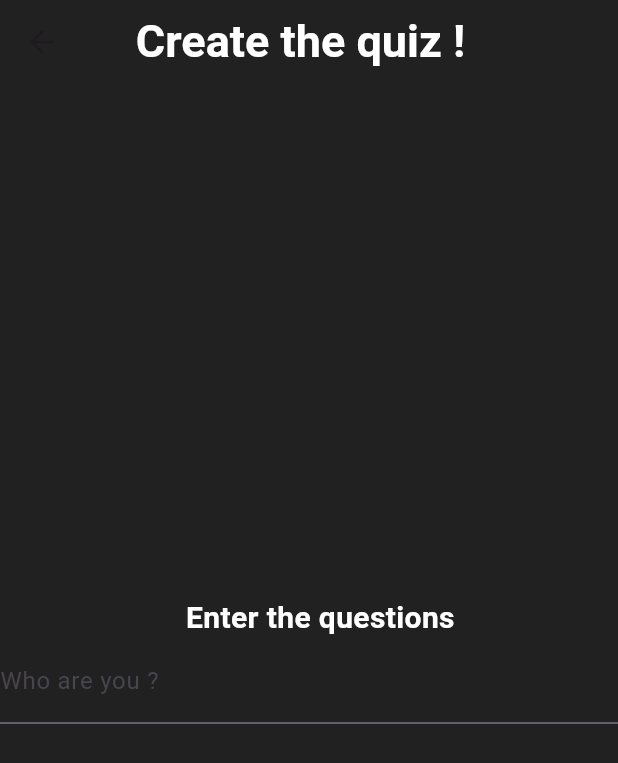
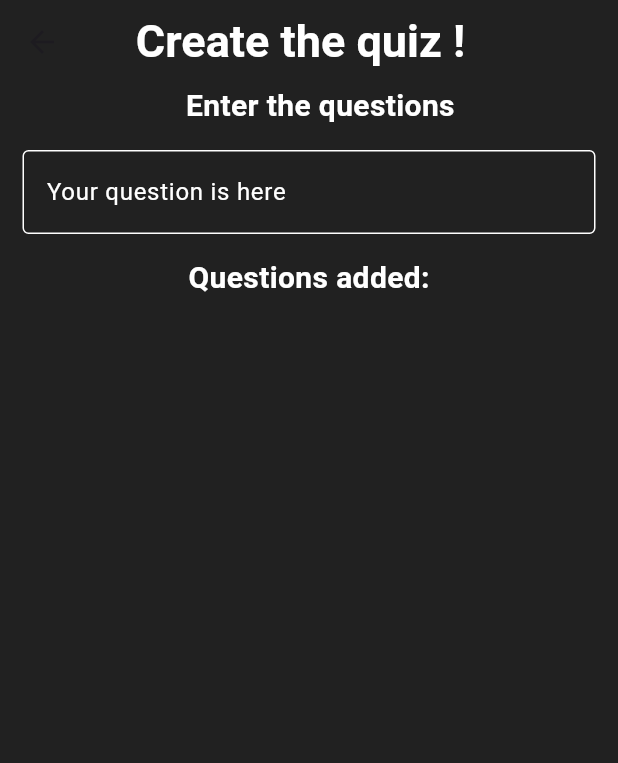
Before and after one commit to tienluan02/quizzler, a Flutter app: the CreateQuestion screen opened directly, on a phone screen of 412 x 824 dp. Shown: the top 763 px of the screen. Run offline on Flutter 3.47's test engine with Material 3 defaults, Android fonts, the phone set to English and light mode, and no system bars.

Commit message:
add questions to a list

```diff
--- a/quizzlerapp/lib/main.dart
+++ b/quizzlerapp/lib/main.dart
@@ -105,9 +105,7 @@ class CreateQuestion extends StatefulWidget {
 class _CreateQuestionState extends State<CreateQuestion> {
 
   TextEditingController _questionController = TextEditingController();
-  List<String> questionstore = [
-
-  ];
+  List<String> questionstore = [];
   @override
   Widget build(BuildContext context) {
     return Scaffold(
@@ -141,9 +139,51 @@ class _CreateQuestionState extends State<CreateQuestion> {
                 )
             ),
           ),
-          TextField(
-            controller: _questionController,
-            decoration: const InputDecoration(labelText: 'Who are you ?'),
+          Padding(
+            padding: const EdgeInsets.all(15.0),
+            child: TextField(
+              controller: _questionController,
+              decoration: const InputDecoration(
+                labelText: 'Your question is here',
+                labelStyle: TextStyle(color: Colors.white),
+                enabledBorder: OutlineInputBorder(
+                  borderSide: BorderSide(color: Colors.white),
+                ),
+                focusedBorder: OutlineInputBorder(
+                  borderSide: BorderSide(color: Colors.blue),
+                ),
+              ),
+              style: const TextStyle(color: Colors.white),
+              onSubmitted: (String value) {
+                setState(() {
+                  // Add the question to the list
+                  questionstore.add(value);
+                  // Clear the text field after submission
+                  _questionController.clear();
+                });
+              },
+            ),
+          ),
+          const Text(
+            'Questions added:',
+            style: TextStyle(
+              fontSize: 20,
+              fontWeight: FontWeight.bold,
+              color: Colors.white,
+            ),
+          ),
+          Expanded(
+            child: ListView.builder(
+              itemCount: questionstore.length,
+              itemBuilder: (context, index) {
+                return ListTile(
+                  title: Text(
+                    questionstore[index],
+                    style: const TextStyle(color: Colors.white),
+                  ),
+                );
+              },
+            ),
           ),
         ],
       ),
```
